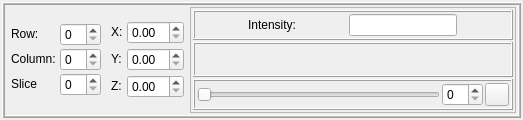
Before: the Qt Designer form forms/voxelInformationWidget.ui in isis-group/vast, drawn with Qt 5.
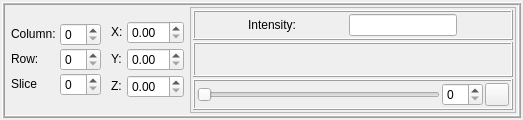
After: the same form once the commit is applied.

Commit message: swap confusing column/row labels in the UI

Patch:
```diff
--- a/forms/voxelInformationWidget.ui
+++ b/forms/voxelInformationWidget.ui
@@ -98,7 +98,7 @@
             </sizepolicy>
            </property>
            <property name="text">
-            <string>Row:</string>
+            <string>Column:</string>
            </property>
           </widget>
          </item>
@@ -121,7 +121,7 @@
             </sizepolicy>
            </property>
            <property name="text">
-            <string>Column:</string>
+            <string>Row:</string>
            </property>
           </widget>
          </item>
```
Left out of the diff: 4 changed lines with no effect on the pictures. The commit also changes 1 other file.
